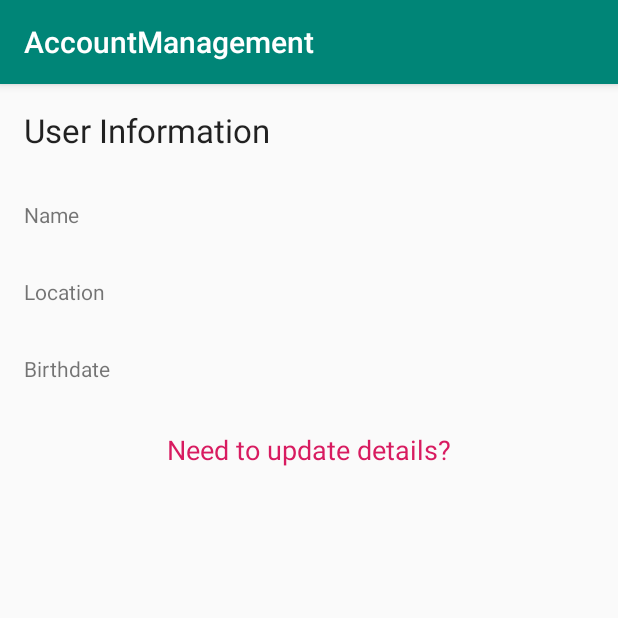
After one commit to pirosl/AccountManagement, an Android app: the UserDetailsActivity screen opened directly, with no data from a screen before it, on a phone screen of 412 x 824 dp, the top half of it. The commit adds this screen. Run offline under Robolectric (Android 15) with nearby library versions, the phone set to English and light mode, and no system bars.

Commit message:
Feat: UserDetailsActivity

```diff
--- a/app/src/main/AndroidManifest.xml
+++ b/app/src/main/AndroidManifest.xml
@@ -20,6 +20,7 @@
             </intent-filter>
         </activity>
         <activity android:name=".ui.SignUpActivity" />
+        <activity android:name=".ui.UserDetailsActivity" />
 
         <service android:name=".service.UserAccountService" />
     </application>
--- /dev/null
+++ b/app/src/main/java/com/lucianpiros/accountmanagement/ui/UserDetailsActivity.java
@@ -0,0 +1,42 @@
+package com.lucianpiros.accountmanagement.ui;
+
+import android.os.Bundle;
+import android.widget.TextView;
+
+import com.lucianpiros.accountmanagement.R;
+import com.lucianpiros.accountmanagement.aidl.Me;
+import com.lucianpiros.accountmanagement.model.UserAccountModel;
+
+import androidx.appcompat.app.AppCompatActivity;
+import androidx.lifecycle.LiveData;
+import androidx.lifecycle.Observer;
+
+public class UserDetailsActivity extends AppCompatActivity {
+
+    private UserAccountModel userAccountModel;
+
+    @Override
+    protected void onCreate(Bundle savedInstanceState) {
+        super.onCreate(savedInstanceState);
+        setContentView(R.layout.activity_userdetails);
+
+        final TextView name = findViewById(R.id.name);
+        final TextView location = findViewById(R.id.location);
+        final TextView birthdate = findViewById(R.id.birthdate);
+
+        userAccountModel = UserAccountModel.getUserAccountModel(this);
+
+        LiveData<Me> me =  userAccountModel.userInfo();
+
+        me.observe(this, new Observer<Me>() {
+            @Override
+            public void onChanged(Me me) {
+                if(me != null) {
+                    name.setText(me.getName());
+                    location.setText(me.getLocation());
+                    birthdate.setText(me.getBirthdate());
+                }
+            }
+        });
+    }
+}
--- /dev/null
+++ b/app/src/main/res/layout/activity_userdetails.xml
@@ -0,0 +1,81 @@
+<?xml version="1.0" encoding="utf-8"?>
+<LinearLayout xmlns:android="http://schemas.android.com/apk/res/android"
+    android:orientation="vertical" android:layout_width="match_parent"
+    android:layout_height="match_parent">
+
+    <TextView
+        android:layout_width="wrap_content"
+        android:layout_height="wrap_content"
+        android:layout_gravity="left|center_horizontal"
+        android:layout_margin="@dimen/edit_margin"
+        android:gravity="left|center_horizontal"
+        android:text="@string/user_information"
+        android:textAppearance="@style/TextAppearance.AppCompat.Large" />
+
+    <GridLayout
+        android:layout_width="match_parent"
+        android:layout_height="wrap_content"
+        android:columnCount="2"
+        android:rowCount="3"
+        android:orientation="horizontal">
+
+        <TextView
+            android:text="@string/name"
+            android:layout_width="wrap_content"
+            android:layout_height="wrap_content"
+            android:layout_margin="@dimen/edit_margin"
+            android:layout_column="0"
+            android:layout_row="0"/>
+
+        <TextView
+            android:text="@string/location"
+            android:layout_width="wrap_content"
+            android:layout_height="wrap_content"
+            android:layout_margin="@dimen/edit_margin"
+            android:layout_column="0"
+            android:layout_row="1"/>
+
+        <TextView
+            android:text="@string/birthdate"
+            android:layout_width="wrap_content"
+            android:layout_height="wrap_content"
+            android:layout_margin="@dimen/edit_margin"
+            android:layout_column="0"
+            android:layout_row="2"/>
+
+        <TextView
+            android:id="@+id/name"
+            android:layout_width="wrap_content"
+            android:layout_height="wrap_content"
+            android:layout_margin="@dimen/edit_margin"
+            android:layout_column="1"
+            android:layout_row="0"/>
+
+        <TextView
+            android:id="@+id/location"
+            android:layout_width="wrap_content"
+            android:layout_height="wrap_content"
+            android:layout_margin="@dimen/edit_margin"
+            android:layout_column="1"
+            android:layout_row="1"/>
+
+        <TextView
+            android:id="@+id/birthdate"
+            android:layout_width="wrap_content"
+            android:layout_height="wrap_content"
+            android:layout_margin="@dimen/edit_margin"
+            android:layout_column="1"
+            android:layout_row="2"/>
+    </GridLayout>
+
+    <TextView
+        android:id="@+id/updatedetails"
+        android:layout_width="wrap_content"
+        android:layout_height="wrap_content"
+        android:layout_gravity="center"
+        android:layout_margin="@dimen/edit_margin"
+        android:gravity="left|center_horizontal"
+        android:text="Need to update details?"
+        android:textAppearance="@style/TextAppearance.AppCompat.Medium"
+        android:textColor="@color/colorAccent" />
+</LinearLayout>
--- a/app/src/main/res/values/strings.xml
+++ b/app/src/main/res/values/strings.xml
@@ -11,4 +11,7 @@
     <string name="name">Name</string>
     <string name="repeat_password">Repeat Password</string>
     <string name="sign_up">Sign up</string>
+    <string name="user_information">User Information</string>
+    <string name="location">Location</string>
+    <string name="birthdate">Birthdate</string>
 </resources>
```
Also changed, not shown: app/src/main/java/com/lucianpiros/accountmanagement/model/UserAccountModel.java (+50 -10 lines), app/src/main/java/com/lucianpiros/accountmanagement/repository/UserRepository.java (+7 -1 lines).
